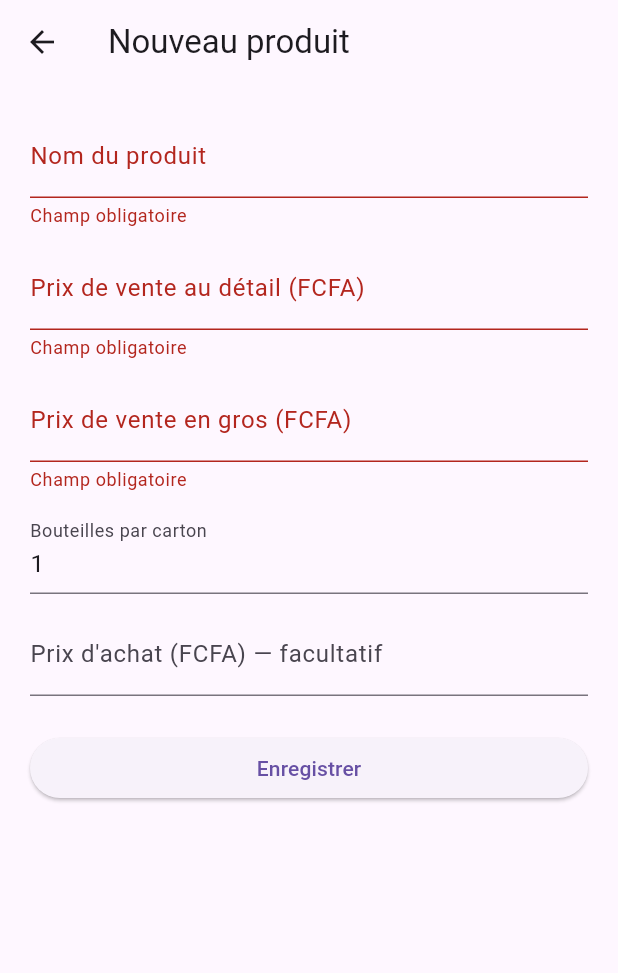
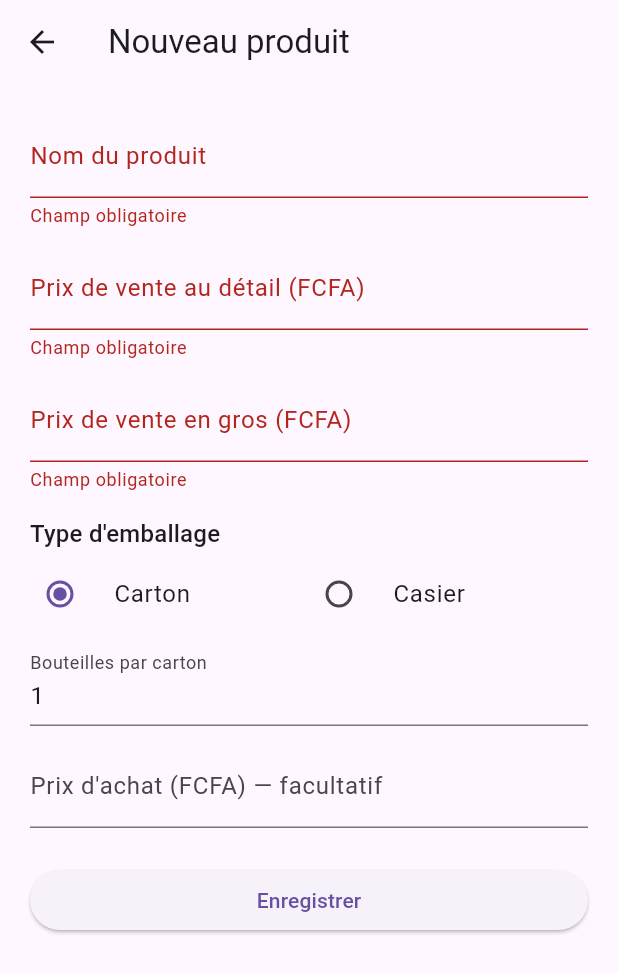
Before and after one commit to ouattaradanou-debug/forevercare-ai, a Flutter app: the ProduitFormScreen screen opened directly with empty values, after a tap on "Enregistrer", on a phone screen of 412 x 824 dp. Shown: the top 973 px of the screen. Run offline on Flutter 3.47's test engine with Material 3 defaults, Android fonts, the phone set to English and light mode, and no system bars; our stand-ins replace connectivity_plus, drift, flutter_riverpod, go_router, google_fonts, image_picker and 4 more; accounts and stored records are empty; generated files the repository leaves out were written again.

Commit message:
feat(produits): choix du type d'emballage (carton ou casier)
À la création d'un produit, on choisit désormais son type d'emballage
(carton ou casier). Le mécanisme de stock (quantite_cartons/
quantite_bouteilles, deltas additifs) faisait déjà cette distinction
entre emballages complets et bouteilles restantes ; seul l'intitulé
"carton" était en dur. Tous les libellés (formulaire, détail produit,
dialogue d'ajustement de stock) s'adaptent maintenant au type choisi.

produits.bouteilles_par_carton renommé en bouteilles_par_emballage
(rename SQL, aucune perte de données) ; nouvelle colonne type_emballage
(enum Postgres, défaut 'carton' pour les produits déjà créés).

Vérifié en local sur PostgreSQL 16 : produits existants migrés sans
perte, valeur hors énumération rejetée, Gérant et Propriétaire peuvent
tous deux créer un produit avec type 'casier'.

Co-Authored-By: Claude Sonnet 5 <noreply@anthropic.com>
Claude-Session: https://claude.ai/code/session_01HgLEBHxXLNJZQnJY31vTv2

```diff
--- /dev/null
+++ b/cave_manager/lib/core/constants/type_emballage.dart
@@ -0,0 +1,20 @@
+/// Type d'emballage d'un produit (carton ou casier), choisi à la création
+/// du produit. Détermine le libellé affiché pour le nombre de bouteilles
+/// par emballage et pour le stock correspondant. Synchronisé avec
+/// `public.type_emballage` côté Supabase.
+enum TypeEmballage {
+  carton('carton', 'Carton'),
+  casier('casier', 'Casier');
+
+  const TypeEmballage(this.nomPostgres, this.libelle);
+
+  final String nomPostgres;
+  final String libelle;
+
+  static TypeEmballage depuisPostgres(String valeur) {
+    return TypeEmballage.values.firstWhere(
+      (t) => t.nomPostgres == valeur,
+      orElse: () => throw ArgumentError('Type d\'emballage inconnu : $valeur'),
+    );
+  }
+}
--- a/cave_manager/lib/core/produits/produit.dart
+++ b/cave_manager/lib/core/produits/produit.dart
@@ -1,8 +1,10 @@
+import '../constants/type_emballage.dart';
+
 /// Un produit du catalogue (point 5 du cahier des charges).
 ///
-/// Ne contient volontairement pas le prix d'achat — voir [InfosCout],
-/// stocké dans une table séparée (`produits_couts`) avec ses propres
-/// règles d'accès (Propriétaire/Propriétaire-Gérant uniquement).
+/// Ne contient volontairement pas le prix d'achat — voir `produits_couts`,
+/// stocké dans une table séparée avec ses propres règles d'accès
+/// (Propriétaire/Propriétaire-Gérant/Gérant, jamais l'Agent de vente).
 class Produit {
   const Produit({
     required this.id,
@@ -10,7 +12,8 @@ class Produit {
     required this.nom,
     required this.prixVenteDetail,
     required this.prixVenteGros,
-    required this.bouteillesParCarton,
+    required this.typeEmballage,
+    required this.bouteillesParEmballage,
     required this.actif,
   });
 
@@ -19,7 +22,11 @@ class Produit {
   final String nom;
   final int prixVenteDetail;
   final int prixVenteGros;
-  final int bouteillesParCarton;
+
+  /// Carton ou casier — détermine le libellé affiché pour le stock et pour
+  /// [bouteillesParEmballage].
+  final TypeEmballage typeEmballage;
+  final int bouteillesParEmballage;
   final bool actif;
 
   factory Produit.depuisJson(Map<String, dynamic> json) {
@@ -29,7 +36,8 @@ class Produit {
       nom: json['nom'] as String,
       prixVenteDetail: json['prix_vente_detail'] as int,
       prixVenteGros: json['prix_vente_gros'] as int,
-      bouteillesParCarton: json['bouteilles_par_carton'] as int,
+      typeEmballage: TypeEmballage.depuisPostgres(json['type_emballage'] as String),
+      bouteillesParEmballage: json['bouteilles_par_emballage'] as int,
       actif: json['actif'] as bool,
     );
   }
--- a/cave_manager/lib/core/produits/produits_service.dart
+++ b/cave_manager/lib/core/produits/produits_service.dart
@@ -1,5 +1,6 @@
 import 'package:supabase_flutter/supabase_flutter.dart';
 
+import '../constants/type_emballage.dart';
 import 'produit.dart';
 
 /// Lecture/écriture du catalogue produits et des prix d'achat. Lecture en
@@ -26,7 +27,8 @@ class ProduitsService {
     required String nom,
     required int prixVenteDetail,
     required int prixVenteGros,
-    required int bouteillesParCarton,
+    required TypeEmballage typeEmballage,
+    required int bouteillesParEmballage,
   }) async {
     final ligne = await _client
         .from('produits')
@@ -35,23 +37,25 @@ class ProduitsService {
           'nom': nom,
           'prix_vente_detail': prixVenteDetail,
           'prix_vente_gros': prixVenteGros,
-          'bouteilles_par_carton': bouteillesParCarton,
+          'type_emballage': typeEmballage.nomPostgres,
+          'bouteilles_par_emballage': bouteillesParEmballage,
         })
         .select()
         .single();
     return Produit.depuisJson(ligne);
   }
 
-  /// Protégé côté serveur par `produits_write` (admin only, migration
-  /// 0001) : un appel bloqué par RLS affecte silencieusement 0 ligne (une
-  /// UPDATE, contrairement à un insert/rpc, ne lève pas 42501 — vérifié
-  /// en Phase 1, section 10quater de PHASE1.md).
+  /// Protégé côté serveur par `produits_write` (Propriétaire/Propriétaire-
+  /// Gérant/Gérant, migration 0008) : un appel bloqué par RLS affecte
+  /// silencieusement 0 ligne (une UPDATE, contrairement à un insert/rpc, ne
+  /// lève pas 42501 — vérifié en Phase 1, section 10quater de PHASE1.md).
   Future<void> modifierProduit({
     required String produitId,
     required String nom,
     required int prixVenteDetail,
     required int prixVenteGros,
-    required int bouteillesParCarton,
+    required TypeEmballage typeEmballage,
+    required int bouteillesParEmballage,
     required bool actif,
   }) async {
     final resultat = await _client
@@ -60,7 +64,8 @@ class ProduitsService {
           'nom': nom,
           'prix_vente_detail': prixVenteDetail,
           'prix_vente_gros': prixVenteGros,
-          'bouteilles_par_carton': bouteillesParCarton,
+          'type_emballage': typeEmballage.nomPostgres,
+          'bouteilles_par_emballage': bouteillesParEmballage,
           'actif': actif,
         })
         .eq('id', produitId)
@@ -73,7 +78,8 @@ class ProduitsService {
   /// Renvoie `null` si aucun prix d'achat n'est encore enregistré (produit
   /// tout juste créé) ou si l'appelant n'y a pas droit (RLS filtre
   /// silencieusement, sans erreur — c'est le comportement attendu pour un
-  /// Gérant qui ne devrait de toute façon jamais afficher ce champ).
+  /// Agent de vente, qui ne devrait de toute façon jamais afficher ce
+  /// champ).
   Future<int?> obtenirPrixAchat(String produitId) async {
     final ligne = await _client
         .from('produits_couts')
--- a/cave_manager/lib/features/produits/produit_form_screen.dart
+++ b/cave_manager/lib/features/produits/produit_form_screen.dart
@@ -1,6 +1,7 @@
 import 'package:flutter/material.dart';
 import 'package:flutter_riverpod/flutter_riverpod.dart';
 
+import '../../core/constants/type_emballage.dart';
 import '../../core/produits/produit.dart';
 import '../../core/produits/produits_providers.dart';
 
@@ -27,10 +28,12 @@ class _ProduitFormScreenState extends ConsumerState<ProduitFormScreen> {
       text: widget.produit?.prixVenteDetail.toString() ?? '');
   late final _prixGrosCtrl = TextEditingController(
       text: widget.produit?.prixVenteGros.toString() ?? '');
-  late final _bouteillesParCartonCtrl = TextEditingController(
-      text: widget.produit?.bouteillesParCarton.toString() ?? '1');
+  late final _bouteillesParEmballageCtrl = TextEditingController(
+      text: widget.produit?.bouteillesParEmballage.toString() ?? '1');
   final _prixAchatCtrl = TextEditingController();
 
+  late TypeEmballage _typeEmballage =
+      widget.produit?.typeEmballage ?? TypeEmballage.carton;
   bool _actif = true;
   bool _chargement = false;
   bool _enCours = false;
@@ -64,7 +67,7 @@ class _ProduitFormScreenState extends ConsumerState<ProduitFormScreen> {
     _nomCtrl.dispose();
     _prixDetailCtrl.dispose();
     _prixGrosCtrl.dispose();
-    _bouteillesParCartonCtrl.dispose();
+    _bouteillesParEmballageCtrl.dispose();
     _prixAchatCtrl.dispose();
     super.dispose();
   }
@@ -82,8 +85,8 @@ class _ProduitFormScreenState extends ConsumerState<ProduitFormScreen> {
       final nom = _nomCtrl.text.trim();
       final prixDetail = int.parse(_prixDetailCtrl.text.trim());
       final prixGros = int.parse(_prixGrosCtrl.text.trim());
-      final bouteillesParCarton =
-          int.parse(_bouteillesParCartonCtrl.text.trim());
+      final bouteillesParEmballage =
+          int.parse(_bouteillesParEmballageCtrl.text.trim());
 
       String produitId;
       if (widget.produit == null) {
@@ -92,7 +95,8 @@ class _ProduitFormScreenState extends ConsumerState<ProduitFormScreen> {
           nom: nom,
           prixVenteDetail: prixDetail,
           prixVenteGros: prixGros,
-          bouteillesParCarton: bouteillesParCarton,
+          typeEmballage: _typeEmballage,
+          bouteillesParEmballage: bouteillesParEmballage,
         );
         produitId = cree.id;
       } else {
@@ -102,7 +106,8 @@ class _ProduitFormScreenState extends ConsumerState<ProduitFormScreen> {
           nom: nom,
           prixVenteDetail: prixDetail,
           prixVenteGros: prixGros,
-          bouteillesParCarton: bouteillesParCarton,
+          typeEmballage: _typeEmballage,
+          bouteillesParEmballage: bouteillesParEmballage,
           actif: _actif,
         );
       }
@@ -170,11 +175,30 @@ class _ProduitFormScreenState extends ConsumerState<ProduitFormScreen> {
                         keyboardType: TextInputType.number,
                         validator: _valideurEntierPositif,
                       ),
-                      const SizedBox(height: 12),
+                      const SizedBox(height: 16),
+                      Text('Type d\'emballage',
+                          style: Theme.of(context).textTheme.titleMedium),
+                      RadioGroup<TypeEmballage>(
+                        groupValue: _typeEmballage,
+                        onChanged: (v) => setState(() => _typeEmballage = v!),
+                        child: Row(
+                          children: TypeEmballage.values
+                              .map((type) => Expanded(
+                                    child: RadioListTile<TypeEmballage>(
+                                      contentPadding: EdgeInsets.zero,
+                                      title: Text(type.libelle),
+                                      value: type,
+                                    ),
+                                  ))
+                              .toList(),
+                        ),
+                      ),
+                      const SizedBox(height: 4),
                       TextFormField(
-                        controller: _bouteillesParCartonCtrl,
-                        decoration: const InputDecoration(
-                            labelText: 'Bouteilles par carton'),
+                        controller: _bouteillesParEmballageCtrl,
+                        decoration: InputDecoration(
+                            labelText:
+                                'Bouteilles par ${_typeEmballage.libelle.toLowerCase()}'),
                         keyboardType: TextInputType.number,
                         validator: (v) =>
                             (v == null || int.tryParse(v.trim()) == null || int.parse(v.trim()) < 1)
```
Also changed, not shown: cave_manager/lib/features/produits/produit_detail_screen.dart (+11 -6 lines), 2 other files.
